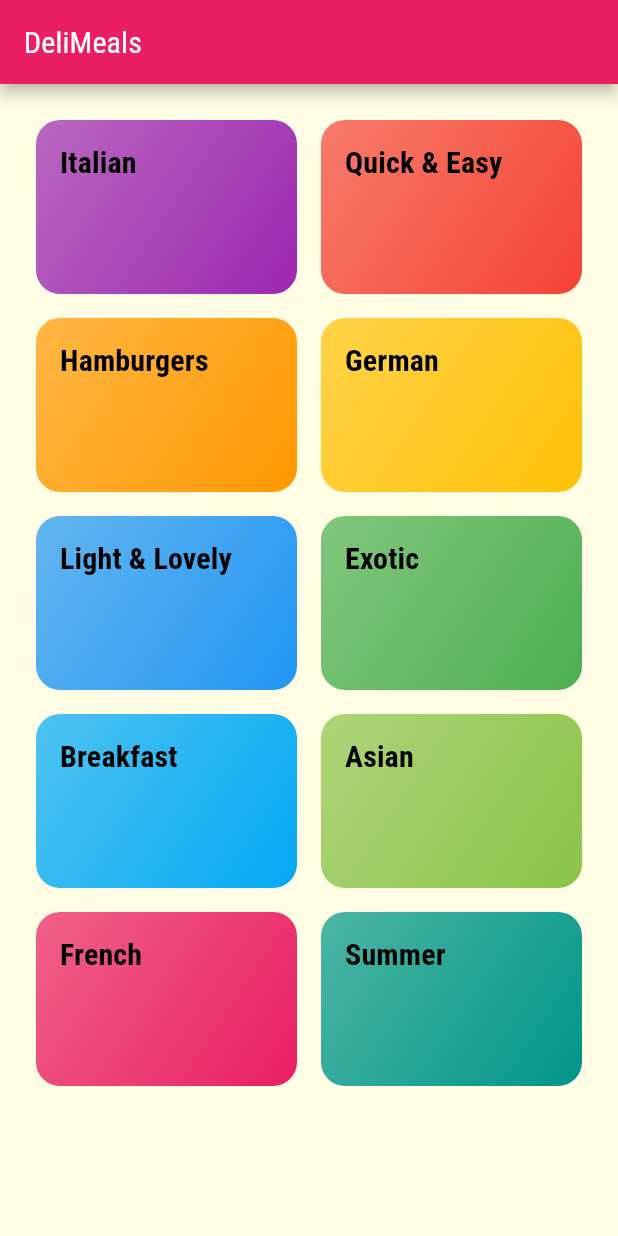
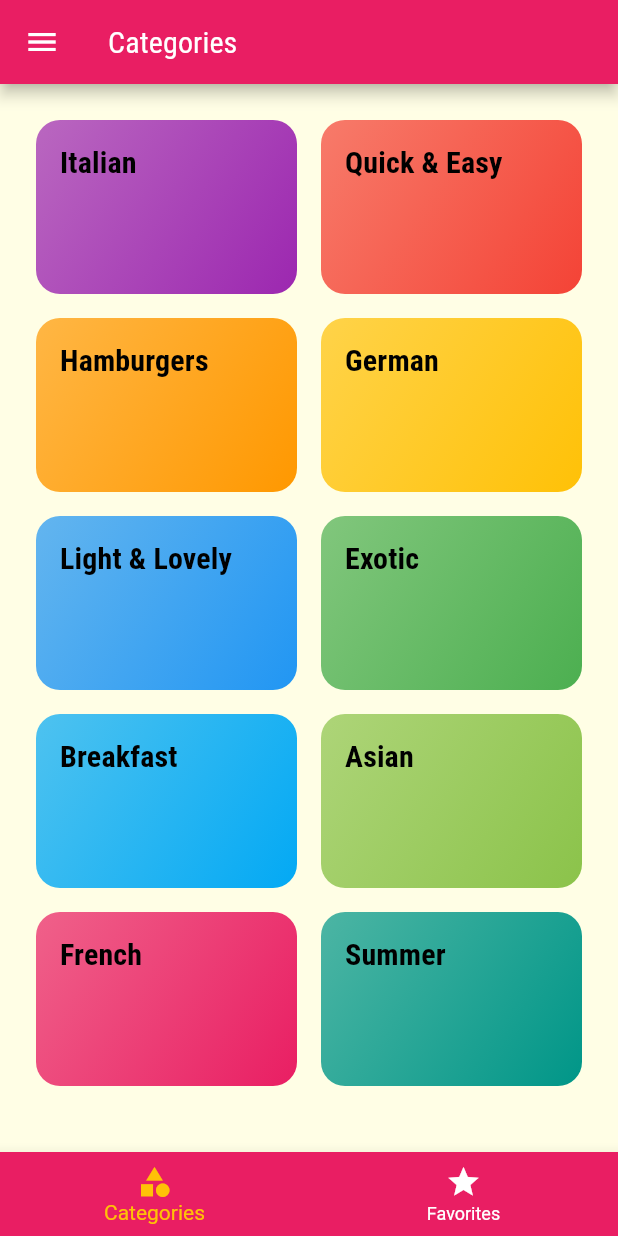
Before and after one commit to vaibhav-jani/the_flutter_project, a Flutter app: the screen it shows after launch, on a phone screen of 412 x 824 dp. Run offline on Flutter 3.47's test engine with Material 2 defaults, Android fonts, the phone set to English and light mode, and no system bars; missing offline and left inert: dart:ffi.

Commit message:
Added tabs and drawer

```diff
--- a/lib/meals/meals_app.dart
+++ b/lib/meals/meals_app.dart
@@ -1,5 +1,6 @@
 import 'package:flutter/material.dart';
 import 'package:the_flutter_project/meals/screens/meal_detail_screen.dart';
+import 'package:the_flutter_project/meals/screens/tabs_screen.dart';
 import 'screens/category_meals_screen.dart';
 import 'screens/categories_screen.dart';
 
@@ -12,7 +13,7 @@ class MealsApp extends StatelessWidget {
       title: "DeliMeals",
       theme: getMealsTheme(),
       routes: {
-        '/': (context) => const CategoriesScreen(),
+        '/': (context) => const TabsScreen(),
         CategoryMealsScreen.routeName: (context) => const CategoryMealsScreen(),
         MealDetailScreen.routeName: (context) => const MealDetailScreen()
       },
@@ -20,7 +21,7 @@ class MealsApp extends StatelessWidget {
         print(settings.name);
       },
       onUnknownRoute: (context) {
-        const CategoriesScreen();
+        const TabsScreen();
       },
     );
   }
--- a/lib/meals/screens/categories_screen.dart
+++ b/lib/meals/screens/categories_screen.dart
@@ -9,7 +9,7 @@ class CategoriesScreen extends StatelessWidget {
   @override
   Widget build(BuildContext context) {
     return Scaffold(
-      appBar: AppBar(
+      /*appBar: AppBar(
         title: Text(
           "DeliMeals",
           style: Theme.of(context).textTheme.titleSmall?.copyWith(
@@ -17,7 +17,7 @@ class CategoriesScreen extends StatelessWidget {
                 color: Colors.white,
               ),
         ),
-      ),
+      ),*/
       body: _getBody(context),
     );
   }
--- /dev/null
+++ b/lib/meals/screens/favorites_screen.dart
@@ -0,0 +1,12 @@
+import 'package:flutter/material.dart';
+
+class FavoritesScreen extends StatelessWidget {
+  const FavoritesScreen({super.key});
+
+  @override
+  Widget build(BuildContext context) {
+    return const Center(
+      child: Text('The Favorites'),
+    );
+  }
+}
--- /dev/null
+++ b/lib/meals/screens/tabs_screen.dart
@@ -0,0 +1,70 @@
+import 'package:flutter/material.dart';
+
+import './favorites_screen.dart';
+import './categories_screen.dart';
+
+class TabsScreen extends StatefulWidget {
+  const TabsScreen({super.key});
+
+  @override
+  State<TabsScreen> createState() => _TabsScreenState();
+}
+
+class _TabsScreenState extends State<TabsScreen> {
+  final List<Map<String, Object>> _pages = [
+    {
+      'page': const CategoriesScreen(),
+      'title': 'Categories',
+    },
+    {
+      'page': const FavoritesScreen(),
+      'title': 'Your Favorite',
+    },
+  ];
+  int _selectedPageIndex = 0;
+
+  void _selectPage(int index) {
+    setState(() {
+      _selectedPageIndex = index;
+    });
+  }
+
+  @override
+  Widget build(BuildContext context) {
+    return Scaffold(
+      appBar: AppBar(
+        title: Text(
+          _pages[_selectedPageIndex]['title'] as String,
+          style: Theme.of(context).textTheme.titleSmall?.copyWith(
+                fontWeight: FontWeight.normal,
+                color: Colors.white,
+              ),
+        ),
+      ),
+      drawer: const Drawer(
+        child: Text('Drawer'),
+      ),
+      body: _pages[_selectedPageIndex]['page'] as Widget,
+      bottomNavigationBar: BottomNavigationBar(
+        onTap: _selectPage,
+        backgroundColor: Theme.of(context).primaryColor,
+        unselectedItemColor: Colors.white,
+        selectedItemColor: Theme.of(context).colorScheme.secondary,
+        currentIndex: _selectedPageIndex,
+        // type: BottomNavigationBarType.fixed,
+        items: [
+          BottomNavigationBarItem(
+            backgroundColor: Theme.of(context).primaryColor,
+            icon: const Icon(Icons.category),
+            label: 'Categories',
+          ),
+          BottomNavigationBarItem(
+            backgroundColor: Theme.of(context).primaryColor,
+            icon: const Icon(Icons.star),
+            label: 'Favorites',
+          ),
+        ],
+      ),
+    );
+  }
+}
```
